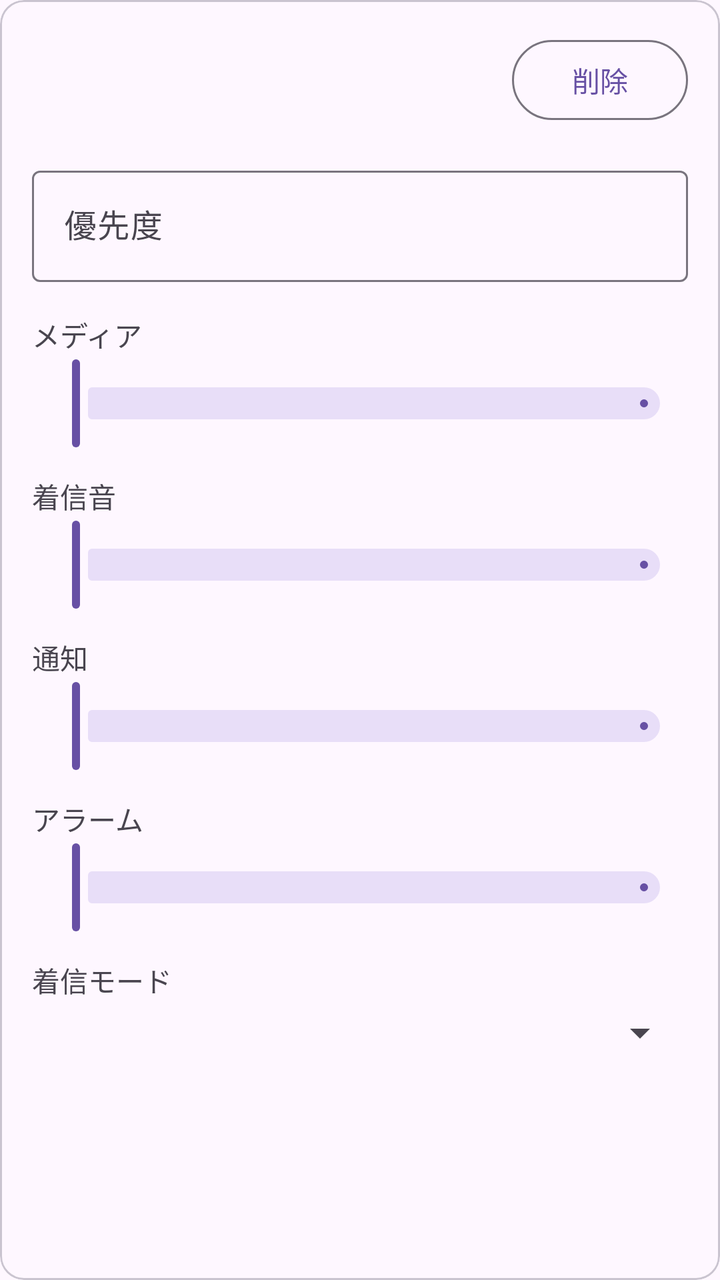
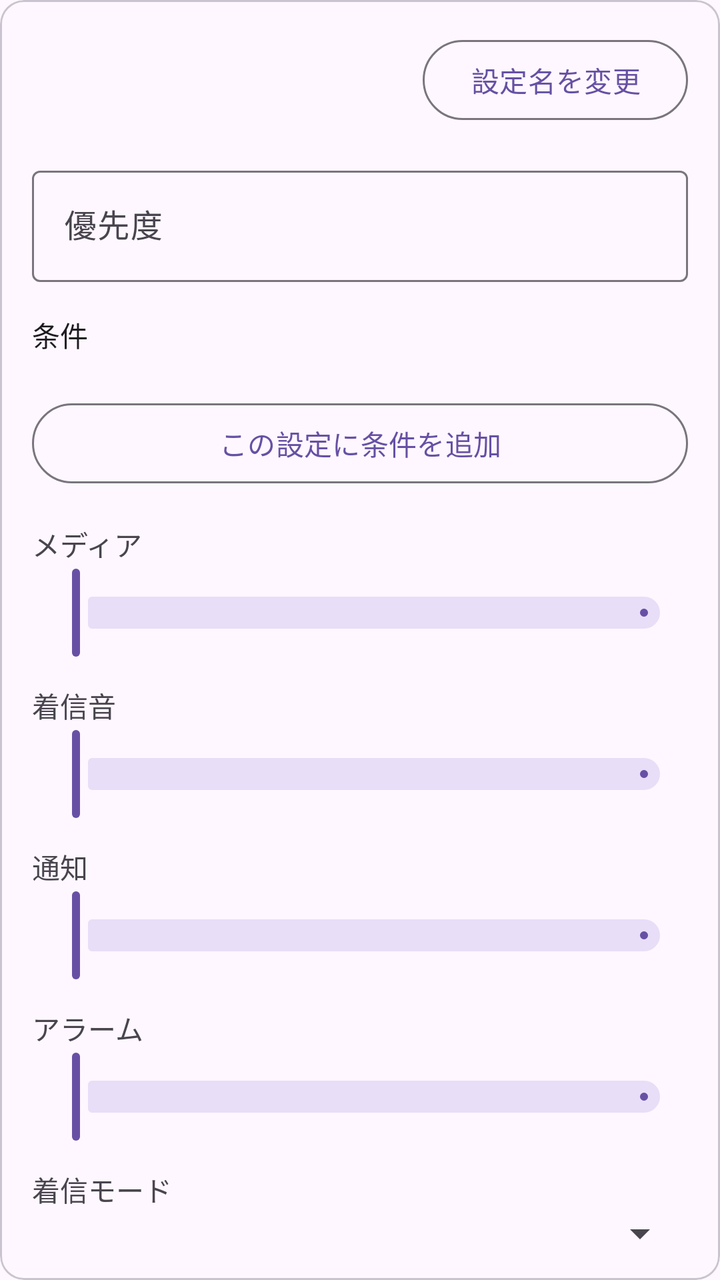

Screens rendered from an Android XML layout before and after an edit, with the pre-edit source and the edit as a unified diff.
<!-- AndroidManifest.xml: application theme Theme.Wifi_volume -->
<!-- res/layout/item_rule_card.xml -->
<?xml version="1.0" encoding="utf-8"?>
<com.google.android.material.card.MaterialCardView xmlns:android="http://schemas.android.com/apk/res/android"
    xmlns:app="http://schemas.android.com/apk/res-auto"
    android:layout_width="match_parent"
    android:layout_height="wrap_content"
    android:layout_marginBottom="16dp">

    <LinearLayout
        android:layout_width="match_parent"
        android:layout_height="wrap_content"
        android:orientation="vertical"
        android:padding="16dp">

        <LinearLayout
            android:layout_width="match_parent"
            android:layout_height="wrap_content"
            android:gravity="center_vertical"
            android:orientation="horizontal">

            <LinearLayout
                android:layout_width="0dp"
                android:layout_height="wrap_content"
                android:layout_weight="1"
                android:orientation="vertical">

                <TextView
                    android:id="@+id/ruleTitleText"
                    android:layout_width="match_parent"
                    android:layout_height="wrap_content"
                    android:textAppearance="?attr/textAppearanceTitleMedium"
                    android:textStyle="bold" />

                <TextView
                    android:id="@+id/ruleDescriptionText"
                    android:layout_width="match_parent"
                    android:layout_height="wrap_content"
                    android:layout_marginTop="4dp"
                    android:textAppearance="?attr/textAppearanceBodyMedium" />
            </LinearLayout>

            <com.google.android.material.button.MaterialButton
                android:id="@+id/deleteRuleButton"
                style="?attr/materialButtonOutlinedStyle"
                android:layout_width="wrap_content"
                android:layout_height="wrap_content"
                android:text="@string/action_delete" />
        </LinearLayout>

        <com.google.android.material.textfield.TextInputLayout
            android:id="@+id/priorityInputLayout"
            android:layout_width="match_parent"
            android:layout_height="wrap_content"
            android:layout_marginTop="16dp"
            android:hint="@string/priority_label">

            <com.google.android.material.textfield.TextInputEditText
                android:id="@+id/priorityEditText"
                android:layout_width="match_parent"
                android:layout_height="wrap_content"
                android:inputType="number" />
        </com.google.android.material.textfield.TextInputLayout>

        <TextView
            android:layout_width="match_parent"
            android:layout_height="wrap_content"
            android:layout_marginTop="16dp"
            android:text="@string/volume_media" />

        <com.google.android.material.slider.Slider
            android:id="@+id/mediaSlider"
            android:layout_width="match_parent"
            android:layout_height="wrap_content"
            android:valueFrom="0"
            android:valueTo="15" />

        <TextView
            android:layout_width="match_parent"
            android:layout_height="wrap_content"
            android:layout_marginTop="12dp"
            android:text="@string/volume_ring" />

        <com.google.android.material.slider.Slider
            android:id="@+id/ringSlider"
            android:layout_width="match_parent"
            android:layout_height="wrap_content"
            android:valueFrom="0"
            android:valueTo="7" />

        <TextView
            android:layout_width="match_parent"
            android:layout_height="wrap_content"
            android:layout_marginTop="12dp"
            android:text="@string/volume_notification" />

        <com.google.android.material.slider.Slider
            android:id="@+id/notificationSlider"
            android:layout_width="match_parent"
            android:layout_height="wrap_content"
            android:valueFrom="0"
            android:valueTo="7" />

        <TextView
            android:layout_width="match_parent"
            android:layout_height="wrap_content"
            android:layout_marginTop="12dp"
            android:text="@string/volume_alarm" />

        <com.google.android.material.slider.Slider
            android:id="@+id/alarmSlider"
            android:layout_width="match_parent"
            android:layout_height="wrap_content"
            android:valueFrom="0"
            android:valueTo="7" />

        <TextView
            android:layout_width="match_parent"
            android:layout_height="wrap_content"
            android:layout_marginTop="12dp"
            android:text="@string/ringer_mode" />

        <Spinner
            android:id="@+id/ringerModeSpinner"
            android:layout_width="match_parent"
            android:layout_height="wrap_content"
            android:layout_marginTop="4dp" />

    </LinearLayout>
</com.google.android.material.card.MaterialCardView>
<!-- resources referenced by this layout -->
<resources>
  <string name="action_delete">削除</string>
  <string name="priority_label">優先度</string>
  <string name="ringer_mode">着信モード</string>
  <string name="volume_alarm">アラーム</string>
  <string name="volume_media">メディア</string>
  <string name="volume_notification">通知</string>
  <string name="volume_ring">着信音</string>
  <style name="Theme.Wifi_volume" parent="Base.Theme.Wifi_volume" />
  <style name="Base.Theme.Wifi_volume" parent="Theme.Material3.DayNight.NoActionBar">
          
          
      </style>
</resources>

<!-- the commit's change to res/layout/item_rule_card.xml (unified diff, before → after) -->
@@ -39,11 +39,11 @@
             </LinearLayout>
 
             <com.google.android.material.button.MaterialButton
-                android:id="@+id/deleteRuleButton"
+                android:id="@+id/renameRuleButton"
                 style="?attr/materialButtonOutlinedStyle"
                 android:layout_width="wrap_content"
                 android:layout_height="wrap_content"
-                android:text="@string/action_delete" />
+                android:text="@string/action_rename_setting" />
         </LinearLayout>
 
         <com.google.android.material.textfield.TextInputLayout
@@ -59,6 +59,29 @@
                 android:layout_height="wrap_content"
                 android:inputType="number" />
         </com.google.android.material.textfield.TextInputLayout>
+
+        <TextView
+            android:id="@+id/conditionsLabelText"
+            android:layout_width="match_parent"
+            android:layout_height="wrap_content"
+            android:layout_marginTop="16dp"
+            android:text="@string/conditions_label"
+            android:textAppearance="?attr/textAppearanceTitleSmall" />
+
+        <LinearLayout
+            android:id="@+id/conditionsContainer"
+            android:layout_width="match_parent"
+            android:layout_height="wrap_content"
+            android:layout_marginTop="8dp"
+            android:orientation="vertical" />
+
+        <com.google.android.material.button.MaterialButton
+            android:id="@+id/addConditionToRuleButton"
+            style="?attr/materialButtonOutlinedStyle"
+            android:layout_width="match_parent"
+            android:layout_height="wrap_content"
+            android:layout_marginTop="12dp"
+            android:text="@string/action_add_condition_to_setting" />
 
         <TextView
             android:layout_width="match_parent"
<!-- resource entries referenced after the edit -->
@@ -1,6 +1,8 @@
 <!-- resources referenced by this layout -->
 <resources>
-  <string name="action_delete">削除</string>
+  <string name="action_add_condition_to_setting">この設定に条件を追加</string>
+  <string name="action_rename_setting">設定名を変更</string>
+  <string name="conditions_label">条件</string>
   <string name="priority_label">優先度</string>
   <string name="ringer_mode">着信モード</string>
   <string name="volume_alarm">アラーム</string>
